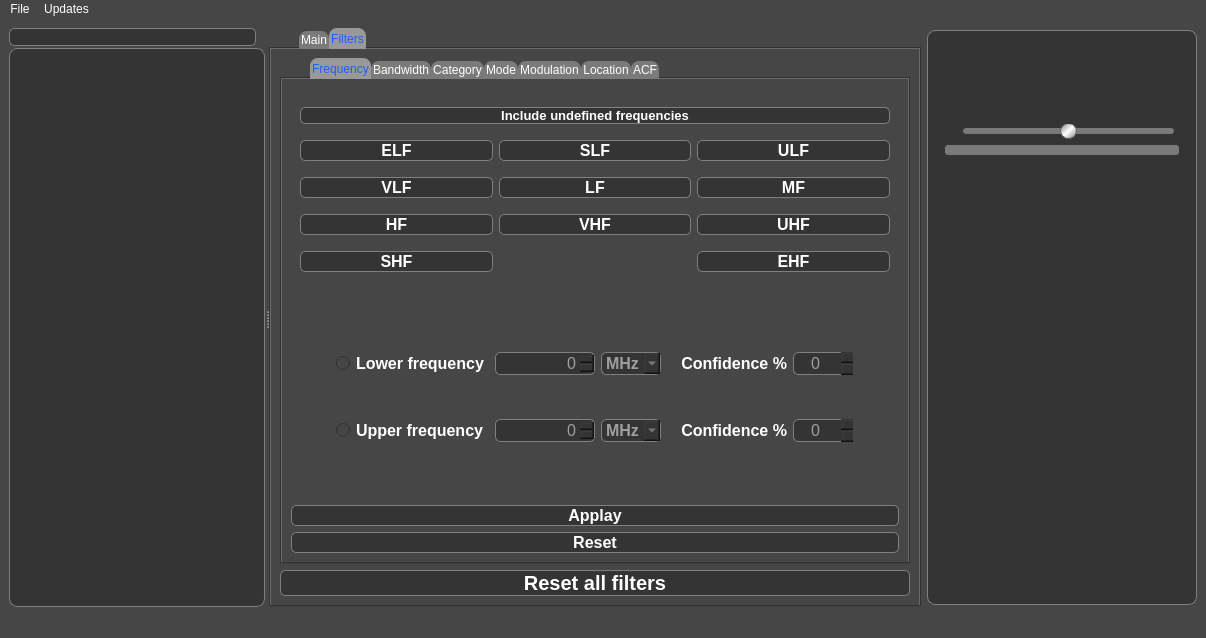
vbrizgamnk/Artemis, file main_window.ui: the form before one commit.
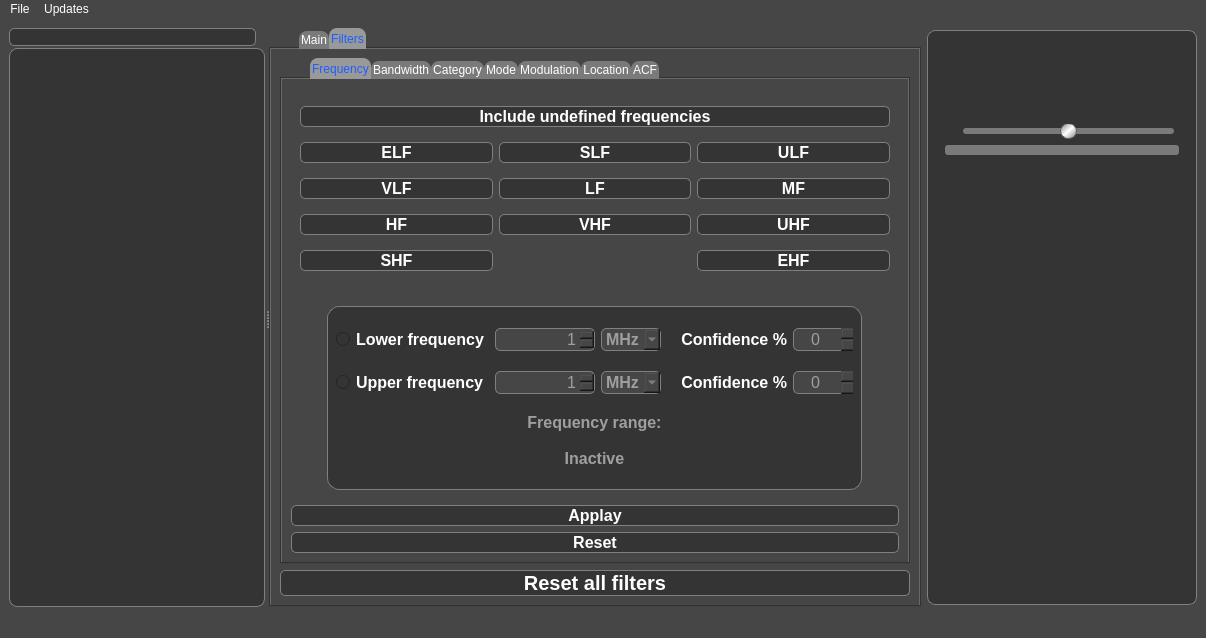
The form after the commit. Icons and pictures are not drawn. Custom widgets are drawn as their Qt base class.

Commit message: Automatic lower limit for upper frequency filter

The edit to the form file:
```diff
--- a/main_window.ui
+++ b/main_window.ui
@@ -70,7 +70,7 @@
 	border-radius: 5px;
 	border-color: none;
 	border-width: 1px; 
- 	background-color: #959595; 
+ 	background-color: #999999; 
 }
 
 QScrollBar::add-line:vertical, QScrollBar::add-line:horizontal{
@@ -1958,7 +1958,8 @@
 
 QPushButton:checked {
 	color: #39eaff;
-}</string>
+}
+</string>
            </property>
            <property name="currentIndex">
             <number>0</number>
@@ -2228,7 +2229,7 @@
                  <widget class="QPushButton" name="include_undef_freqs">
                   <property name="font">
                    <font>
-                    <pointsize>10</pointsize>
+                    <pointsize>12</pointsize>
                     <weight>75</weight>
                     <bold>true</bold>
                    </font>
@@ -2254,15 +2255,85 @@
                </property>
                <layout class="QHBoxLayout" name="horizontalLayout_24">
                 <item>
-                 <widget class="QWidget" name="widget_9" native="true">
+                 <widget class="QWidget" name="freq_filter_container" native="true">
                   <property name="sizePolicy">
                    <sizepolicy hsizetype="Fixed" vsizetype="Preferred">
                     <horstretch>0</horstretch>
                     <verstretch>0</verstretch>
                    </sizepolicy>
                   </property>
+                  <property name="styleSheet">
+                   <string notr="true">QWidget#freq_filter_container {
+	border: 1px solid gray;
+	background-color: rgb(52,52,52);
+	border-radius: 12px;
+}
+
+QRadioButton, QLabel {
+	background-color: rgb(52,52,52);
+}</string>
+                  </property>
                   <layout class="QGridLayout" name="gridLayout_6">
-                   <item row="1" column="2">
+                   <item row="0" column="0">
+                    <widget class="QRadioButton" name="activate_low_freq_filter_btn">
+                     <property name="font">
+                      <font>
+                       <pointsize>12</pointsize>
+                       <weight>75</weight>
+                       <bold>true</bold>
+                      </font>
+                     </property>
+                     <property name="text">
+                      <string>Lower frequency</string>
+                     </property>
+                     <property name="autoExclusive">
+                      <bool>false</bool>
+                     </property>
+                    </widget>
+                   </item>
+                   <item row="0" column="1">
+                    <widget class="QSpinBox" name="lower_freq_spinbox">
+                     <property name="enabled">
+                      <bool>false</bool>
+                     </property>
+                     <property name="sizePolicy">
+                      <sizepolicy hsizetype="Fixed" vsizetype="Fixed">
+                       <horstretch>0</horstretch>
+                       <verstretch>0</verstretch>
+                      </sizepolicy>
+                     </property>
+                     <property name="minimumSize">
+                      <size>
+                       <width>100</width>
+                       <height>0</height>
+                      </size>
+                     </property>
+                     <property name="maximumSize">
+                      <size>
+                       <width>100</width>
+                       <height>16777215</height>
+                      </size>
+                     </property>
+                     <property name="font">
+                      <font>
+                       <pointsize>12</pointsize>
+                      </font>
+                     </property>
+                     <property name="styleSheet">
+                      <string notr="true">background-color: #464646;</string>
+                     </property>
+                     <property name="alignment">
+                      <set>Qt::AlignRight|Qt::AlignTrailing|Qt::AlignVCenter</set>
+                     </property>
+                     <property name="minimum">
+                      <number>1</number>
+                     </property>
+                     <property name="maximum">
+                      <number>100000000</number>
+                     </property>
+                    </widget>
+                   </item>
+                   <item row="0" column="2">
                     <widget class="QComboBox" name="lower_freq_filter_unit">
                      <property name="enabled">
                       <bool>false</bool>
@@ -2292,6 +2363,9 @@
                        <bold>true</bold>
                       </font>
                      </property>
+                     <property name="styleSheet">
+                      <string notr="true">background-color: #464646;</string>
+                     </property>
                      <property name="currentText">
                       <string>MHz</string>
                      </property>
@@ -2326,7 +2400,30 @@
                      </item>
                     </widget>
                    </item>
-                   <item row="1" column="4">
+                   <item row="0" column="3">
+                    <widget class="QLabel" name="label_12">
+                     <property name="sizePolicy">
+                      <sizepolicy hsizetype="Minimum" vsizetype="Preferred">
+                       <horstretch>0</horstretch>
+                       <verstretch>0</verstretch>
+                      </sizepolicy>
+                     </property>
+                     <property name="font">
+                      <font>
+                       <pointsize>12</pointsize>
+                       <weight>75</weight>
+                       <bold>true</bold>
+                      </font>
+                     </property>
+                     <property name="text">
+                      <string>   Confidence %</string>
+                     </property>
+                     <property name="alignment">
+                      <set>Qt::AlignRight|Qt::AlignTrailing|Qt::AlignVCenter</set>
+                     </property>
+                    </widget>
+                   </item>
+                   <item row="0" column="4">
                     <widget class="QSpinBox" name="lower_freq_confidence">
                      <property name="enabled">
                       <bool>false</bool>
@@ -2354,6 +2451,9 @@
                        <pointsize>12</pointsize>
                       </font>
                      </property>
+                     <property name="styleSheet">
+                      <string notr="true">background-color: #464646;</string>
+                     </property>
                      <property name="frame">
                       <bool>false</bool>
                      </property>
@@ -2374,43 +2474,24 @@
                      </property>
                     </widget>
                    </item>
+                   <item row="1" column="0">
+                    <widget class="QRadioButton" name="activate_up_freq_filter_btn">
+                     <property name="font">
+                      <font>
+                       <pointsize>12</pointsize>
+                       <weight>75</weight>
+                       <bold>true</bold>
+                      </font>
+                     </property>
+                     <property name="text">
+                      <string>Upper frequency</string>
+                     </property>
+                     <property name="autoExclusive">
+                      <bool>false</bool>
+                     </property>
+                    </widget>
+                   </item>
                    <item row="1" column="1">
-                    <widget class="QSpinBox" name="lower_freq_spinbox">
-                     <property name="enabled">
-                      <bool>false</bool>
-                     </property>
-                     <property name="sizePolicy">
-                      <sizepolicy hsizetype="Fixed" vsizetype="Fixed">
-                       <horstretch>0</horstretch>
-                       <verstretch>0</verstretch>
-                      </sizepolicy>
-                     </property>
-                     <property name="minimumSize">
-                      <size>
-                       <width>100</width>
-                       <height>0</height>
-                      </size>
-                     </property>
-                     <property name="maximumSize">
-                      <size>
-                       <width>100</width>
-                       <height>16777215</height>
-                      </size>
-                     </property>
-                     <property name="font">
-                      <font>
-                       <pointsize>12</pointsize>
-                      </font>
-                     </property>
-                     <property name="alignment">
-                      <set>Qt::AlignRight|Qt::AlignTrailing|Qt::AlignVCenter</set>
-                     </property>
-                     <property name="maximum">
-                      <number>1000000000</number>
-                     </property>
-                    </widget>
-                   </item>
-                   <item row="2" column="1">
                     <widget class="QSpinBox" name="upper_freq_spinbox">
                      <property name="enabled">
                       <bool>false</bool>
@@ -2438,18 +2519,24 @@
                        <pointsize>12</pointsize>
                       </font>
                      </property>
+                     <property name="styleSheet">
+                      <string notr="true">background-color: #464646;</string>
+                     </property>
                      <property name="alignment">
                       <set>Qt::AlignRight|Qt::AlignTrailing|Qt::AlignVCenter</set>
                      </property>
+                     <property name="minimum">
+                      <number>1</number>
+                     </property>
                      <property name="maximum">
-                      <number>1000000000</number>
+                      <number>100000000</number>
                      </property>
                      <property name="value">
-                      <number>0</number>
+                      <number>1</number>
                      </property>
                     </widget>
                    </item>
-                   <item row="2" column="2">
+                   <item row="1" column="2">
                     <widget class="QComboBox" name="upper_freq_filter_unit">
                      <property name="enabled">
                       <bool>false</bool>
@@ -2479,6 +2566,9 @@
                        <bold>true</bold>
                       </font>
                      </property>
+                     <property name="styleSheet">
+                      <string notr="true">background-color: #464646;</string>
+                     </property>
                      <property name="currentText">
                       <string>MHz</string>
                      </property>
@@ -2504,78 +2594,7 @@
                      </item>
                     </widget>
                    </item>
-                   <item row="2" column="4">
-                    <widget class="QSpinBox" name="upper_freq_confidence">
-                     <property name="enabled">
-                      <bool>false</bool>
-                     </property>
-                     <property name="sizePolicy">
-                      <sizepolicy hsizetype="Preferred" vsizetype="Fixed">
-                       <horstretch>0</horstretch>
-                       <verstretch>0</verstretch>
-                      </sizepolicy>
-                     </property>
-                     <property name="minimumSize">
-                      <size>
-                       <width>60</width>
-                       <height>0</height>
-                      </size>
-                     </property>
-                     <property name="maximumSize">
-                      <size>
-                       <width>50</width>
-                       <height>16777215</height>
-                      </size>
-                     </property>
-                     <property name="font">
-                      <font>
-                       <pointsize>12</pointsize>
-                      </font>
-                     </property>
-                     <property name="frame">
-                      <bool>false</bool>
-                     </property>
-                     <property name="alignment">
-                      <set>Qt::AlignCenter</set>
-                     </property>
-                     <property name="buttonSymbols">
-                      <enum>QAbstractSpinBox::UpDownArrows</enum>
-                     </property>
-                     <property name="specialValueText">
-                      <string/>
-                     </property>
-                     <property name="maximum">
-                      <number>100</number>
-                     </property>
-                     <property name="value">
-                      <number>0</number>
-                     </property>
-                    </widget>
-                   </item>
                    <item row="1" column="3">
-                    <widget class="QLabel" name="label_12">
-                     <property name="sizePolicy">
-                      <sizepolicy hsizetype="Minimum" vsizetype="Preferred">
-                       <horstretch>0</horstretch>
-                       <verstretch>0</verstretch>
-                      </sizepolicy>
-                     </property>
-                     <property name="font">
-                      <font>
-                       <pointsize>12</pointsize>
-                       <weight>75</weight>
-                       <bold>true</bold>
-                      </font>
-                     </property>
-                     <property name="text">
-                      <string>   Confidence %</string>
-                     </property>
-                     <property name="alignment">
-                      <set>Qt::AlignRight|Qt::AlignTrailing|Qt::AlignVCenter</set>
-                     </property>
-                    </widget>
-                   </item>
-                   <item row="2" column="3">
                     <widget class="QLabel" name="label_13">
                      <property name="sizePolicy">
                       <sizepolicy hsizetype="Minimum" vsizetype="Preferred">
@@ -2598,37 +2617,87 @@
                      </property>
                     </widget>
                    </item>
-                   <item row="1" column="0">
-                    <widget class="QRadioButton" name="activate_low_freq_filter_btn">
+                   <item row="1" column="4">
+                    <widget class="QSpinBox" name="upper_freq_confidence">
+                     <property name="enabled">
+                      <bool>false</bool>
+                     </property>
+                     <property name="sizePolicy">
+                      <sizepolicy hsizetype="Preferred" vsizetype="Fixed">
+                       <horstretch>0</horstretch>
+                       <verstretch>0</verstretch>
+                      </sizepolicy>
+                     </property>
+                     <property name="minimumSize">
+                      <size>
+                       <width>60</width>
+                       <height>0</height>
+                      </size>
+                     </property>
+                     <property name="maximumSize">
+                      <size>
+                       <width>50</width>
+                       <height>16777215</height>
+                      </size>
+                     </property>
                      <property name="font">
                       <font>
                        <pointsize>12</pointsize>
-                       <weight>75</weight>
-                       <bold>true</bold>
                       </font>
                      </property>
-                     <property name="text">
-                      <string>Lower frequency</string>
+                     <property name="styleSheet">
+                      <string notr="true">background-color: #464646;</string>
                      </property>
-                     <property name="autoExclusive">
+                     <property name="frame">
                       <bool>false</bool>
                      </property>
+                     <property name="alignment">
+                      <set>Qt::AlignCenter</set>
+                     </property>
+                     <property name="buttonSymbols">
+                      <enum>QAbstractSpinBox::UpDownArrows</enum>
+                     </property>
+                     <property name="specialValueText">
+                      <string/>
+                     </property>
+                     <property name="maximum">
+                      <number>100</number>
+                     </property>
+                     <property name="value">
+                      <number>0</number>
+                     </property>
                     </widget>
                    </item>
-                   <item row="2" column="0">
-                    <widget class="QRadioButton" name="activate_up_freq_filter_btn">
+                   <item row="2" column="0" colspan="5">
+                    <widget class="QLabel" name="freq_range_lbl">
+                     <property name="enabled">
+                      <bool>false</bool>
+                     </property>
+                     <property name="sizePolicy">
+                      <sizepolicy hsizetype="Expanding" vsizetype="Fixed">
+                       <horstretch>0</horstretch>
+                       <verstretch>0</verstretch>
+                      </sizepolicy>
+                     </property>
                      <property name="font">
                       <font>
                        <pointsize>12</pointsize>
                        <weight>75</weight>
+                       <italic>false</italic>
                        <bold>true</bold>
+                       <underline>false</underline>
                       </font>
                      </property>
+                     <property name="styleSheet">
+                      <string notr="true">color: #9f9f9f;</string>
+                     </property>
                      <property name="text">
-                      <string>Upper frequency</string>
+                      <string>Frequency range:
+
+Inactive</string>
                      </property>
-                     <property name="autoExclusive">
-                      <bool>false</bool>
+                     <property name="alignment">
+                      <set>Qt::AlignCenter</set>
                      </property>
                     </widget>
                    </item>
```
The commit also changes 2 other files.
